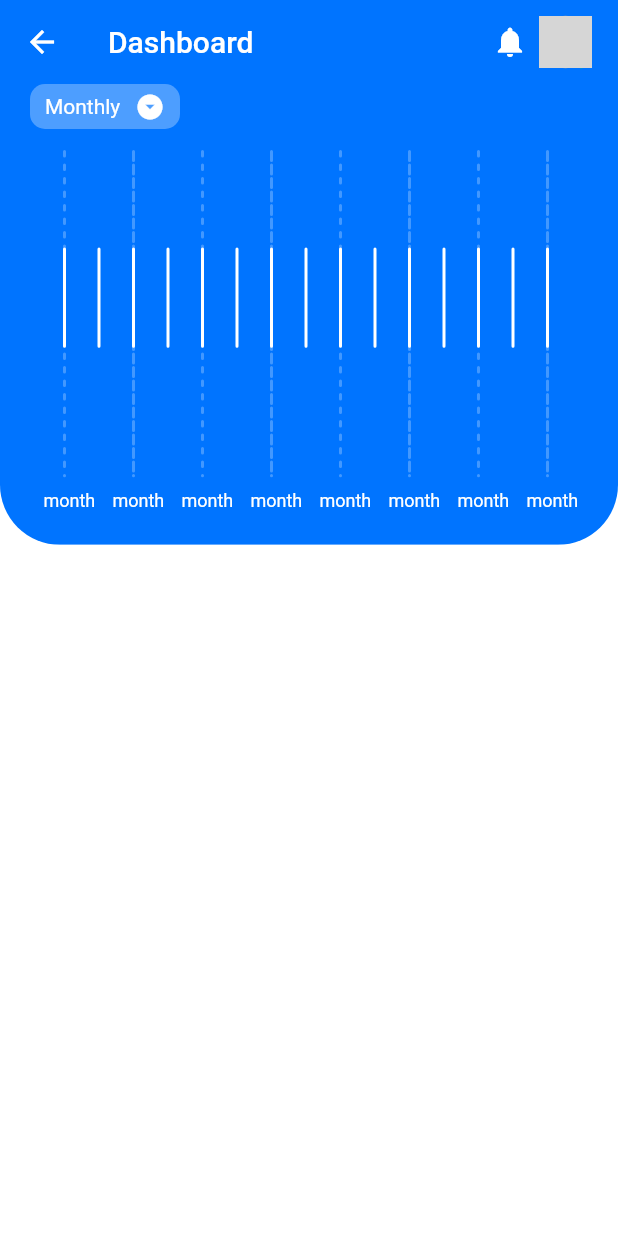
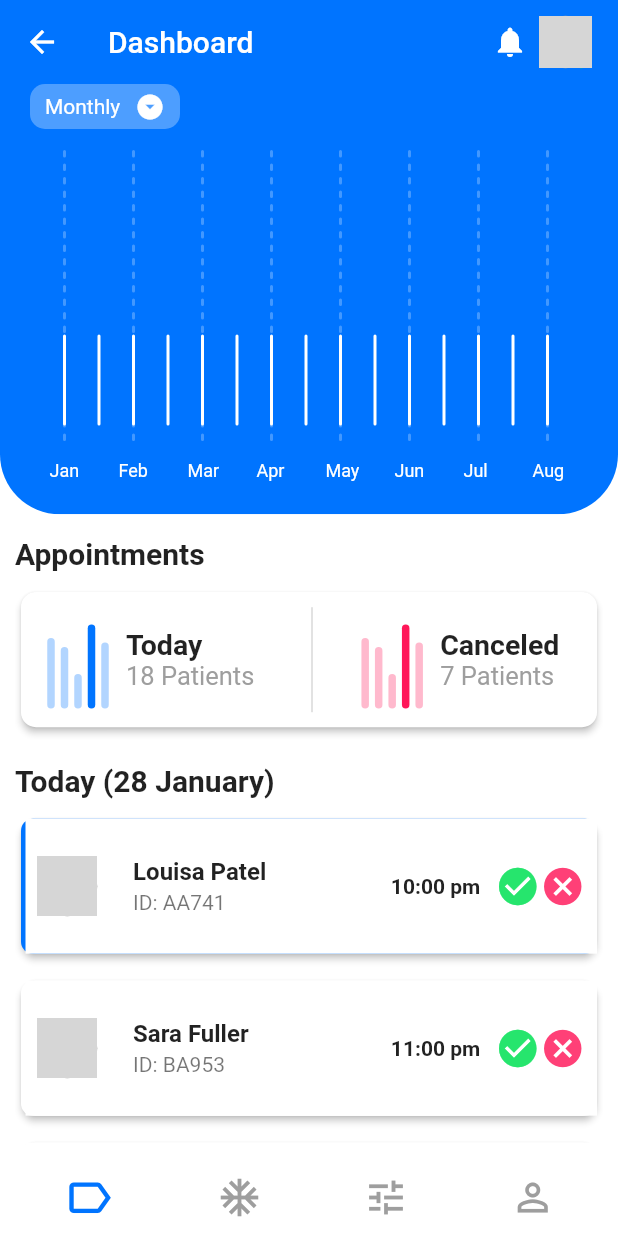
Before and after one commit to adaptive-beaver/Flutter-demo, a Flutter app: the HospitalDashboardHome screen opened by its route, on a phone screen of 412 x 824 dp. Run offline on Flutter 3.47's test engine with Material 2 defaults, Android fonts, the phone set to English and light mode, and no system bars; our stand-ins replace camera, dio, path_drawing, shared_preferences; accounts and stored records are empty; network calls fail; grey boxes are pictures that could not be loaded.

Commit message:
chore: update hospital dashboard template

```diff
--- /dev/null
+++ b/lib/pages/templates/hospital-dashboard-clone/account.card.dart
@@ -0,0 +1,84 @@
+import 'package:flutter/material.dart';
+
+Color primaryColor = Color(0xff0074ff);
+
+class AccountCard extends StatelessWidget {
+  final bool active;
+  final String name;
+  final String id;
+  final String hour;
+
+  const AccountCard(
+      {Key key, this.active = false, this.name, this.hour, this.id})
+      : super(key: key);
+
+  @override
+  Widget build(BuildContext context) {
+    return Container(
+      width: MediaQuery.of(context).size.width,
+      height: MediaQuery.of(context).size.height,
+      padding: const EdgeInsets.only(left: 3),
+      decoration: BoxDecoration(
+        borderRadius: BorderRadius.all(Radius.circular(8)),
+        color: active ? primaryColor : Colors.white,
+      ),
+      child: Container(
+        color: Colors.white,
+        child: Row(
+          mainAxisAlignment: MainAxisAlignment.spaceEvenly,
+          crossAxisAlignment: CrossAxisAlignment.center,
+          children: <Widget>[
+            Container(
+              width: 40,
+              height: 40,
+              decoration: BoxDecoration(
+                shape: BoxShape.circle,
+                color: Colors.grey,
+                image: DecorationImage(
+                  fit: BoxFit.cover,
+                  image: NetworkImage(
+                      "http://www.usanetwork.com/sites/usanetwork/files/styles/629x720/public/suits_cast_harvey.jpg?itok=fpTOeeBb"),
+                ),
+              ),
+            ),
+            Container(
+              width: 180,
+              child: ListTile(
+                title: Text(
+                  name,
+                  style: TextStyle(
+                    fontWeight: FontWeight.bold,
+                  ),
+                ),
+                subtitle: Text(id),
+              ),
+            ),
+            Row(
+              mainAxisAlignment: MainAxisAlignment.spaceEvenly,
+              crossAxisAlignment: CrossAxisAlignment.center,
+              children: <Widget>[
+                Text(
+                  hour,
+                  style: TextStyle(
+                    fontWeight: FontWeight.bold,
+                  ),
+                ),
+                SizedBox(width: 10),
+                Icon(
+                  Icons.check_circle,
+                  size: 30,
+                  color: Color(0xff26e56d),
+                ),
+                Icon(
+                  Icons.cancel,
+                  size: 30,
+                  color: Color(0xffff4077),
+                ),
+              ],
+            ),
+          ],
+        ),
+      ),
+    );
+  }
+}
--- /dev/null
+++ b/lib/pages/templates/hospital-dashboard-clone/appointment.card.dart
@@ -0,0 +1,91 @@
+import 'package:flutter/material.dart';
+import 'package:playground_flutter/pages/templates/hospital-dashboard-clone/current-data-chart-painter..dart';
+
+class AppointmentCard extends StatelessWidget {
+  const AppointmentCard({Key key}) : super(key: key);
+
+  @override
+  Widget build(BuildContext context) {
+    return Row(
+      mainAxisAlignment: MainAxisAlignment.spaceBetween,
+      crossAxisAlignment: CrossAxisAlignment.center,
+      children: <Widget>[
+        _buildItem("Today", "18 Patients", Color(0xff0074ff)),
+        _buildDivider(),
+        _buildItem("Canceled", "7 Patients", Color(0xffff1759)),
+      ],
+    );
+  }
+
+  Widget _buildDivider() {
+    return Flexible(
+      flex: 1,
+      child: SizedBox(
+        width: 5,
+        child: Container(
+          alignment: Alignment.centerRight,
+          height: 70,
+          decoration: BoxDecoration(
+            border: Border(
+              right: BorderSide(
+                width: 1,
+                color: Colors.grey.withOpacity(0.4),
+              ),
+            ),
+          ),
+        ),
+      ),
+    );
+  }
+
+  Widget _buildItem(String title, String subtitle, Color chartColor) {
+    return Flexible(
+      flex: 5,
+      child: Container(
+        height: 80,
+        child: Padding(
+          padding: const EdgeInsets.fromLTRB(10, 10, 10, 10),
+          child: Row(
+            crossAxisAlignment: CrossAxisAlignment.center,
+            mainAxisAlignment: MainAxisAlignment.spaceBetween,
+            children: <Widget>[
+              Container(
+                width: 60,
+                height: 80,
+                child: CustomPaint(
+                  painter: CurrentDataChartPainter(
+                    chartColor,
+                  ),
+                ),
+              ),
+              Expanded(
+                child: Container(
+                  child: Column(
+                    mainAxisAlignment: MainAxisAlignment.center,
+                    crossAxisAlignment: CrossAxisAlignment.start,
+                    children: <Widget>[
+                      Text(
+                        title,
+                        style: TextStyle(
+                          fontSize: 19,
+                          fontWeight: FontWeight.bold,
+                        ),
+                      ),
+                      Text(
+                        subtitle,
+                        style: TextStyle(
+                          fontSize: 17,
+                          color: Colors.grey,
+                        ),
+                      ),
+                    ],
+                  ),
+                ),
+              ),
+            ],
+          ),
+        ),
+      ),
+    );
+  }
+}
--- a/lib/pages/templates/hospital-dashboard-clone/chart-painter.dart
+++ b/lib/pages/templates/hospital-dashboard-clone/chart-painter.dart
@@ -37,7 +37,7 @@ class ChartPainter extends CustomPainter {
     canvas.drawPath(
       dashPath(
         backgroundPath,
-        dashArray: CircularIntervalList<double>(<double>[3, 6]),
+        dashArray: CircularIntervalList(<double>[3, 6]),
       ),
       backgroundPaint,
     );
--- /dev/null
+++ b/lib/pages/templates/hospital-dashboard-clone/current-data-chart-painter..dart
@@ -0,0 +1,55 @@
+import 'package:flutter/material.dart';
+
+class CurrentDataChartPainter extends CustomPainter {
+  final Color color;
+
+  CurrentDataChartPainter(this.color);
+
+  @override
+  void paint(Canvas canvas, Size size) {
+    Paint trackBarPaint = Paint()
+      ..color = color
+      ..style = PaintingStyle.stroke
+      ..strokeCap = StrokeCap.round
+      ..strokeWidth = 5;
+
+    Paint trackBarPaintOpacity = Paint()
+      ..color = color.withOpacity(0.3)
+      ..style = PaintingStyle.stroke
+      ..strokeCap = StrokeCap.round
+      ..strokeWidth = 5;
+
+    Path trackBarPath = Path();
+    Path trackBarPathOpacity = Path();
+
+    List val = [
+      size.height * 0.3,
+      size.height * 0.4,
+      size.height * 0.7,
+      size.height * 0.15,
+      size.height * 0.35,
+    ];
+
+    double origin = 10;
+
+    for (int i = 0; i < val.length; i++) {
+      if (i != 3) {
+        trackBarPathOpacity.moveTo(origin, size.height);
+        trackBarPathOpacity.lineTo(origin, val[i]);
+      } else {
+        trackBarPath.moveTo(origin, size.height);
+        trackBarPath.lineTo(origin, val[i]);
+      }
+
+      origin = origin + size.width * 0.15;
+    }
+
+    canvas.drawPath(trackBarPath, trackBarPaint);
+    canvas.drawPath(trackBarPathOpacity, trackBarPaintOpacity);
+  }
+
+  @override
+  bool shouldRepaint(CustomPainter oldDelegate) {
+    return false;
+  }
+}
--- a/lib/pages/templates/hospital-dashboard-clone/hospital-dashboard-home.dart
+++ b/lib/pages/templates/hospital-dashboard-clone/hospital-dashboard-home.dart
@@ -1,4 +1,6 @@
 import 'package:flutter/material.dart';
+import 'package:playground_flutter/pages/templates/hospital-dashboard-clone/account.card.dart';
+import 'package:playground_flutter/pages/templates/hospital-dashboard-clone/appointment.card.dart';
 import 'package:playground_flutter/pages/templates/hospital-dashboard-clone/chart-painter.dart';
 
 Color primaryColor = Color(0xff0074ff);
@@ -10,15 +12,22 @@ class HospitalDashboardHome extends StatelessWidget {
   Widget build(BuildContext context) {
     return Scaffold(
       backgroundColor: Colors.white,
-      appBar: AppBar(
+      appBar: _buildAppBar(),
+      bottomNavigationBar: _buildBottomBar(),
+      body: _buildBody(context),
+    );
+  }
+
+  Widget _buildAppBar() {
+    return AppBar(
       title: Text('Dashboard'),
       backgroundColor: primaryColor,
       elevation: 0,
       actions: <Widget>[
         Icon(Icons.notifications),
         Container(
+          width: 50,
           alignment: Alignment.center,
-            width: 50,
           child: Stack(
             children: <Widget>[
               Container(
@@ -45,14 +54,52 @@ class HospitalDashboardHome extends StatelessWidget {
                     color: Color(0xff00ff1d),
                   ),
                 ),
-                )
+              ),
             ],
           ),
         ),
         SizedBox(width: 10),
       ],
+    );
+  }
+
+  Widget _buildBottomBar() {
+    return BottomAppBar(
+      elevation: 0,
+      child: Padding(
+        padding: const EdgeInsets.all(8),
+        child: Row(
+          mainAxisAlignment: MainAxisAlignment.spaceAround,
+          crossAxisAlignment: CrossAxisAlignment.center,
+          children: <Widget>[
+            Icon(
+              Icons.label_outline,
+              size: 35,
+              color: primaryColor,
             ),
-      body: Column(
+            Icon(
+              Icons.ac_unit,
+              color: Colors.grey,
+              size: 30,
+            ),
+            Icon(
+              Icons.tune,
+              size: 30,
+              color: Colors.grey,
+            ),
+            Icon(
+              Icons.perm_identity,
+              color: Colors.grey,
+              size: 30,
+            ),
+          ],
+        ),
+      ),
+    );
+  }
+
+  Widget _buildBody(BuildContext context) {
+    return Column(
       crossAxisAlignment: CrossAxisAlignment.center,
       children: <Widget>[
         Flexible(
@@ -106,8 +153,9 @@ class HospitalDashboardHome extends StatelessWidget {
                     height: 30,
                     width: MediaQuery.of(context).size.width,
                     child: Stack(
-                          children: buildChartBotton(context),
-                        ))
+                      children: _buildChartLegend(context),
+                    ),
+                  ),
                 ],
               ),
             ),
@@ -117,26 +165,92 @@ class HospitalDashboardHome extends StatelessWidget {
           flex: 3,
           child: Container(
             color: Colors.white,
+            child: Padding(
+              padding: const EdgeInsets.fromLTRB(10, 15, 10, 10),
+              child: ListView(
+                children: <Widget>[
+                  Text(
+                    "Appointments",
+                    style: TextStyle(
+                      fontSize: 20,
+                      fontWeight: FontWeight.bold,
                     ),
-          )
+                  ),
+                  SizedBox(height: 10),
+                  _buildCard(context, child: AppointmentCard()),
+                  SizedBox(height: 20),
+                  Text(
+                    "Today (28 January)",
+                    style: TextStyle(
+                      fontSize: 20,
+                      fontWeight: FontWeight.bold,
+                    ),
+                  ),
+                  SizedBox(height: 10),
+                  _buildCard(
+                    context,
+                    child: AccountCard(
+                      name: 'Louisa Patel',
+                      id: 'ID: AA741',
+                      hour: '10:00 pm',
+                      active: true,
+                    ),
+                  ),
+                  SizedBox(height: 10),
+                  _buildCard(
+                    context,
+                    child: AccountCard(
+                      name: 'Sara Fuller',
+                      id: 'ID: BA953',
+                      hour: '11:00 pm',
+                    ),
+                  ),
+                  SizedBox(height: 10),
+                  _buildCard(
+                    context,
+                    child: AccountCard(
+                      name: 'Javier Fuller',
+                      id: 'ID: DD5666',
+                      hour: '01:00 pm',
+                    ),
+                  ),
+                  SizedBox(height: 10),
                 ],
+              ),
+            ),
+          ),
+        ),
+      ],
+    );
+  }
+
+  Widget _buildCard(context, {Widget child}) {
+    return Card(
+      elevation: 2,
+      shape: const RoundedRectangleBorder(
+        borderRadius: BorderRadius.all(Radius.circular(10)),
+      ),
+      child: Container(
+        height: 90,
+        width: MediaQuery.of(context).size.width,
+        child: child,
       ),
     );
   }
 
-  List<Widget> buildChartBotton(BuildContext context) {
+  List<Widget> _buildChartLegend(BuildContext context) {
     List<Widget> legend = [];
-
+    int monthIndex = 0;
     for (double i = 1; i < 16.0; i++) {
       if (i % 2 != 0) {
         legend.add(
           Positioned(
-            left: (i * 23) - 14,
+            left: (i * 23) - 10,
             top: 10,
             child: Container(
               height: 30,
               child: Text(
-                "month",
+                getMonth(monthIndex++),
                 style: TextStyle(
                   fontSize: 12,
                   color: Colors.white,
@@ -150,4 +264,9 @@ class HospitalDashboardHome extends StatelessWidget {
 
     return legend.toList();
   }
+
+  String getMonth(int index) {
+    final months = ['Jan', 'Feb', 'Mar', 'Apr', 'May', 'Jun', 'Jul', 'Aug'];
+    return months[index];
   }
+}
```
Also changed, not shown: ss8.png (added), 1 other file. Lines whose indentation alone changed are shown as unchanged.
